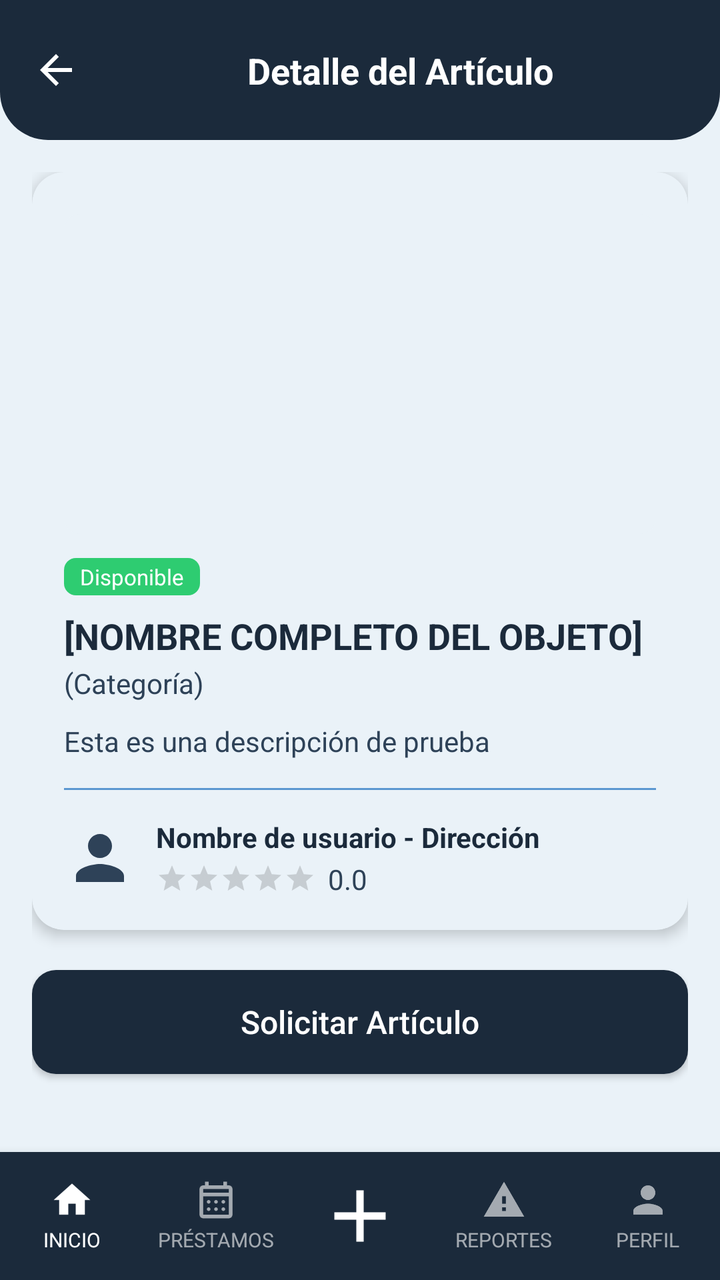
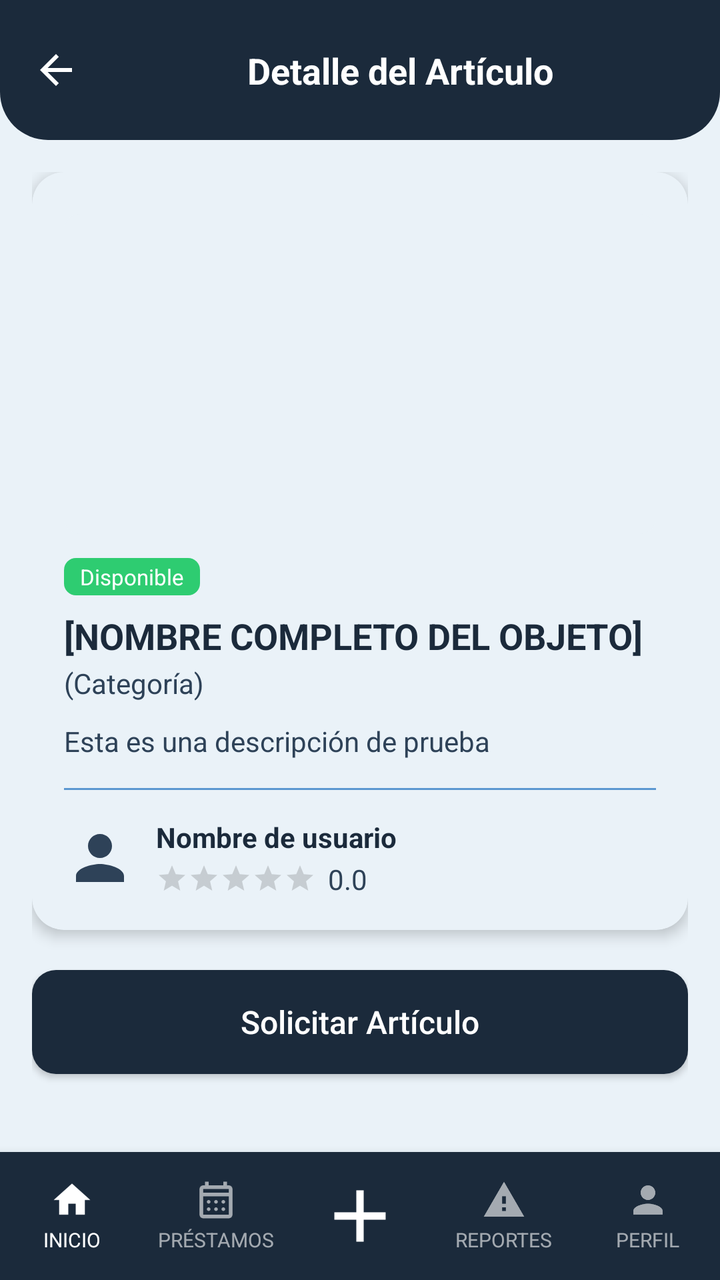

Screens rendered from an Android XML layout before and after an edit, with the pre-edit source and the edit as a unified diff.
<!-- AndroidManifest.xml: application theme Theme.YipShare -->
<!-- res/layout/activity_detalle_articulo.xml -->
<?xml version="1.0" encoding="utf-8"?>
<androidx.constraintlayout.widget.ConstraintLayout
    xmlns:android="http://schemas.android.com/apk/res/android"
    xmlns:app="http://schemas.android.com/apk/res-auto"
    xmlns:tools="http://schemas.android.com/tools"
    android:id="@+id/main"
    android:layout_width="match_parent"
    android:layout_height="match_parent"
    android:background="@color/fondo_pantalla">

    <View
        android:id="@+id/bg_header"
        android:layout_width="0dp"
        android:layout_height="0dp"
        android:background="@drawable/bg_header"
        app:layout_constraintTop_toTopOf="parent"
        app:layout_constraintStart_toStartOf="parent"
        app:layout_constraintEnd_toEndOf="parent"
        app:layout_constraintBottom_toBottomOf="@id/guideline_header" />

    <androidx.constraintlayout.widget.Guideline
        android:id="@+id/guideline_header"
        android:layout_width="wrap_content"
        android:layout_height="wrap_content"
        android:orientation="horizontal"
        app:layout_constraintGuide_begin="70dp" />

    <ImageView
        android:id="@+id/btn_regresar"
        android:layout_width="24dp"
        android:layout_height="24dp"
        android:src="@drawable/ic_arrow_back"
        app:tint="@android:color/white"
        android:contentDescription="Regresar"
        android:clickable="true"
        android:focusable="true"
        android:background="?attr/selectableItemBackgroundBorderless"
        android:layout_marginStart="16dp"
        app:layout_constraintTop_toTopOf="@id/bg_header"
        app:layout_constraintBottom_toBottomOf="@id/bg_header"
        app:layout_constraintStart_toStartOf="parent" />

    <TextView
        android:id="@+id/tv_titulo_pantalla"
        android:layout_width="0dp"
        android:layout_height="wrap_content"
        android:text="Detalle del Artículo"
        android:textAlignment="center"
        android:textColor="@android:color/white"
        android:textStyle="bold"
        android:textSize="18sp"
        android:gravity="center"
        app:layout_constraintTop_toTopOf="@id/bg_header"
        app:layout_constraintBottom_toBottomOf="@id/bg_header"
        app:layout_constraintStart_toEndOf="@id/btn_regresar"
        app:layout_constraintEnd_toEndOf="parent" />

    <ScrollView
        android:layout_width="0dp"
        android:layout_height="0dp"
        app:layout_constraintTop_toBottomOf="@id/guideline_header"
        app:layout_constraintStart_toStartOf="parent"
        app:layout_constraintEnd_toEndOf="parent"
        app:layout_constraintBottom_toTopOf="@id/bottom_nav">

        <androidx.constraintlayout.widget.ConstraintLayout
            android:layout_width="match_parent"
            android:layout_height="wrap_content"
            android:padding="16dp">

            <androidx.cardview.widget.CardView
                android:id="@+id/card_articulo"
                android:layout_width="0dp"
                android:layout_height="wrap_content"
                app:cardCornerRadius="16dp"
                app:cardElevation="4dp"
                app:cardBackgroundColor="@color/color_tarjeta"
                app:layout_constraintTop_toTopOf="parent"
                app:layout_constraintStart_toStartOf="parent"
                app:layout_constraintEnd_toEndOf="parent">

                <LinearLayout
                    android:layout_width="match_parent"
                    android:layout_height="wrap_content"
                    android:orientation="vertical"
                    android:padding="16dp">
                    <Button
                        android:id="@+id/eliminar_articulo"
                        style="@style/ButtonSecundary"
                        android:layout_width="match_parent"
                        android:layout_height="20dp"
                        android:textAlignment="center"
                        android:layout_marginTop="16dp"
                        android:layout_marginBottom="16dp"
                        android:text="Eliminar Artículo"
                        android:layout_marginStart="16dp"
                        android:layout_marginEnd="16dp"
                        android:visibility="gone"/>

                    <View
                        android:id="@+id/iv_imagen_articulo"
                        android:layout_width="match_parent"
                        android:layout_height="160dp"
                        android:layout_marginTop="5dp"
                        android:background="@drawable/bg_placeholder_imagen" />

                    <TextView
                        android:id="@+id/tv_estado_articulo"
                        android:layout_width="wrap_content"
                        android:layout_height="wrap_content"
                        android:layout_marginTop="12dp"
                        android:background="@drawable/bg_badge_disponible"
                        android:paddingStart="8dp"
                        android:paddingEnd="8dp"
                        android:paddingTop="2dp"
                        android:paddingBottom="2dp"
                        android:text="Disponible"
                        android:textColor="@android:color/white"
                        android:textSize="11sp" />

                    <TextView
                        android:id="@+id/tv_nombre_articulo"
                        style="@style/TextTitle"
                        android:layout_width="wrap_content"
                        android:layout_height="wrap_content"
                        android:layout_marginTop="8dp"
                        android:text="[NOMBRE COMPLETO DEL OBJETO]" />

                    <TextView
                        android:id="@+id/tv_categoria"
                        style="@style/TextBody"
                        android:layout_width="wrap_content"
                        android:layout_height="wrap_content"
                        android:layout_marginTop="2dp"
                        android:text="(Categoría)" />

                    <TextView
                        android:id="@+id/tv_descripcion"
                        style="@style/TextBody"
                        android:layout_width="match_parent"
                        android:layout_height="wrap_content"
                        android:layout_marginTop="10dp"
                        android:lineSpacingExtra="2dp"
                        android:text="Esta es una descripción de prueba" />

                    <View
                        android:layout_width="match_parent"
                        android:layout_height="1dp"
                        android:layout_marginTop="14dp"
                        android:background="@color/input_stroke" />

                    <LinearLayout
                        android:layout_width="match_parent"
                        android:layout_height="wrap_content"
                        android:orientation="horizontal"
                        android:gravity="center_vertical"
                        android:layout_marginTop="14dp">

                        <ImageView
                            android:layout_width="36dp"
                            android:layout_height="36dp"
                            android:src="@drawable/ic_person"
                            app:tint="@color/texto_secundario"
                            android:contentDescription="@null" />

                        <LinearLayout
                            android:layout_width="wrap_content"
                            android:layout_height="wrap_content"
                            android:orientation="vertical"
                            android:layout_marginStart="10dp">

                            <TextView
                                android:id="@+id/tv_prestamista"
                                style="@style/TextTitle"
                                android:layout_width="wrap_content"
                                android:layout_height="wrap_content"
                                android:textSize="14sp"
                                android:text="Nombre de usuario - Dirección" />

                            <LinearLayout
                                android:layout_width="wrap_content"
                                android:layout_height="wrap_content"
                                android:orientation="horizontal"
                                android:gravity="center_vertical"
                                android:layout_marginTop="2dp">

                                <RatingBar
                                    android:id="@+id/rb_calificacion"
                                    style="@style/Widget.AppCompat.RatingBar.Small"
                                    android:layout_width="wrap_content"
                                    android:layout_height="wrap_content"
                                    android:numStars="5"
                                    android:stepSize="0.5"
                                    android:isIndicator="true"
                                    android:progressTint="@color/azul_yipshare"
                                    tools:rating="0" />

                                <TextView
                                    android:id="@+id/tv_calificacion_numero"
                                    style="@style/TextBody"
                                    android:layout_width="wrap_content"
                                    android:layout_height="wrap_content"
                                    android:layout_marginStart="6dp"
                                    android:text="0.0" />

                            </LinearLayout>

                        </LinearLayout>

                    </LinearLayout>

                </LinearLayout>

            </androidx.cardview.widget.CardView>

            <Button
                android:id="@+id/btn_accion_articulo"
                style="@style/ButtonPrimary"
                android:layout_width="0dp"
                android:layout_height="52dp"
                android:text="Solicitar Artículo"
                android:layout_marginTop="20dp"
                android:layout_marginBottom="16dp"
                app:layout_constraintTop_toBottomOf="@id/card_articulo"
                app:layout_constraintStart_toStartOf="parent"
                app:layout_constraintEnd_toEndOf="parent"
                app:layout_constraintBottom_toBottomOf="parent" />


        </androidx.constraintlayout.widget.ConstraintLayout>

    </ScrollView>

    <LinearLayout
        android:id="@+id/bottom_nav"
        android:layout_width="0dp"
        android:layout_height="64dp"
        android:orientation="horizontal"
        android:weightSum="5"
        android:background="@color/azul_yipshare"
        android:elevation="8dp"
        app:layout_constraintBottom_toBottomOf="parent"
        app:layout_constraintStart_toStartOf="parent"
        app:layout_constraintEnd_toEndOf="parent">

        <LinearLayout
            android:id="@+id/nav_inicio"
            android:layout_width="0dp"
            android:layout_height="match_parent"
            android:layout_weight="1"
            android:orientation="vertical"
            android:gravity="center"
            android:clickable="true"
            android:focusable="true"
            android:background="?attr/selectableItemBackgroundBorderless">

            <ImageView
                android:layout_width="22dp"
                android:layout_height="22dp"
                android:src="@drawable/ic_house_princial"
                app:tint="@android:color/white"
                android:contentDescription="Inicio" />

            <TextView
                android:layout_width="wrap_content"
                android:layout_height="wrap_content"
                android:text="INICIO"
                android:textColor="@android:color/white"
                android:textSize="10sp"
                android:layout_marginTop="2dp" />
        </LinearLayout>

        <LinearLayout
            android:id="@+id/nav_prestamos"
            android:layout_width="0dp"
            android:layout_height="match_parent"
            android:layout_weight="1"
            android:orientation="vertical"
            android:gravity="center"
            android:clickable="true"
            android:focusable="true"
            android:background="?attr/selectableItemBackgroundBorderless">

            <ImageView
                android:layout_width="22dp"
                android:layout_height="22dp"
                android:src="@drawable/ic_calendar_month"
                app:tint="#99FFFFFF"
                android:contentDescription="Préstamos" />

            <TextView
                android:layout_width="wrap_content"
                android:layout_height="wrap_content"
                android:text="PRÉSTAMOS"
                android:textColor="#99FFFFFF"
                android:textSize="10sp"
                android:layout_marginTop="2dp" />
        </LinearLayout>

        <LinearLayout
            android:id="@+id/nav_agregar"
            android:layout_width="0dp"
            android:layout_height="match_parent"
            android:layout_weight="1"
            android:orientation="vertical"
            android:gravity="center"
            android:clickable="true"
            android:focusable="true"
            android:background="?attr/selectableItemBackgroundBorderless">

            <ImageView
                android:layout_width="44dp"
                android:layout_height="44dp"
                android:src="@drawable/ic_plus_icon"
                app:tint="@android:color/white"
                android:contentDescription="Agregar" />
        </LinearLayout>

        <LinearLayout
            android:id="@+id/nav_reportes"
            android:layout_width="0dp"
            android:layout_height="match_parent"
            android:layout_weight="1"
            android:orientation="vertical"
            android:gravity="center"
            android:clickable="true"
            android:focusable="true"
            android:background="?attr/selectableItemBackgroundBorderless">

            <ImageView
                android:layout_width="22dp"
                android:layout_height="22dp"
                android:src="@drawable/ic_warning"
                app:tint="#99FFFFFF"
                android:contentDescription="Reportes" />

            <TextView
                android:layout_width="wrap_content"
                android:layout_height="wrap_content"
                android:text="REPORTES"
                android:textColor="#99FFFFFF"
                android:textSize="10sp"
                android:layout_marginTop="2dp" />
        </LinearLayout>

        <LinearLayout
            android:id="@+id/nav_perfil"
            android:layout_width="0dp"
            android:layout_height="match_parent"
            android:layout_weight="1"
            android:orientation="vertical"
            android:gravity="center"
            android:clickable="true"
            android:focusable="true"
            android:background="?attr/selectableItemBackgroundBorderless">

            <ImageView
                android:layout_width="22dp"
                android:layout_height="22dp"
                android:src="@drawable/ic_person"
                app:tint="#99FFFFFF"
                android:contentDescription="Perfil" />

            <TextView
                android:layout_width="wrap_content"
                android:layout_height="wrap_content"
                android:text="PERFIL"
                android:textColor="#99FFFFFF"
                android:textSize="10sp"
                android:layout_marginTop="2dp" />
        </LinearLayout>

    </LinearLayout>

</androidx.constraintlayout.widget.ConstraintLayout>
<!-- resources referenced by this layout -->
<resources>
  <color name="azul_yipshare">#1B2A3B</color>
  <color name="color_tarjeta">#EAF2F8</color>
  <color name="fondo_pantalla">#EAF2F8</color>
  <color name="input_stroke">#5B97D1</color>
  <color name="texto_secundario">#2E4258</color>
  <!-- drawable bg_badge_disponible (drawable) -->
  <?xml version="1.0" encoding="utf-8"?>
  <shape xmlns:android="http://schemas.android.com/apk/res/android"
      android:shape="rectangle">
      <solid android:color="#2ECC71" />
      <corners android:radius="6dp" />
  </shape>
  <!-- drawable bg_header (drawable) -->
  <?xml version="1.0" encoding="utf-8"?>
  <shape xmlns:android="http://schemas.android.com/apk/res/android"
      android:shape="rectangle">
      <solid android:color="@color/azul_yipshare" />
      <corners
          android:bottomLeftRadius="24dp"
          android:bottomRightRadius="24dp" />
  </shape>
  <!-- drawable bg_placeholder_imagen (drawable) -->
  <?xml version="1.0" encoding="utf-8"?>
  <shape xmlns:android="http://schemas.android.com/apk/res/android"
      android:shape="rectangle">
      <solid android:color="@color/input_fondo" />
      <corners android:radius="8dp" />
  </shape>
  <!-- drawable ic_house_princial (drawable) -->
  <vector xmlns:android="http://schemas.android.com/apk/res/android"
      android:width="24dp"
      android:height="24dp"
      android:viewportWidth="24"
      android:viewportHeight="24">
      <path
          android:fillColor="@android:color/white"
          android:pathData="M10,20v-6h4v6h5v-8h3L12,3 2,12h3v8z"/>
  </vector>
  <!-- drawable ic_warning (drawable) -->
  <vector xmlns:android="http://schemas.android.com/apk/res/android"
      android:width="24dp"
      android:height="24dp"
      android:viewportWidth="24"
      android:viewportHeight="24">
      <path
          android:fillColor="@android:color/white"
          android:pathData="M1,21h22L12,2 1,21zM13,18h-2v-2h2v2zM13,14h-2v-4h2v4z"/>
  </vector>
  <style name="ButtonPrimary">
          <item name="android:layout_width">match_parent</item>
          <item name="android:layout_height">52dp</item>
          <item name="android:background">@drawable/bg_button_primary</item>
          <item name="android:textColor">#FFFFFF</item>
          <item name="android:textSize">16sp</item>
          <item name="android:textAllCaps">false</item>
      </style>
  <style name="ButtonSecundary">
          <item name="android:layout_width">match_parent</item>
          <item name="android:layout_height">52dp</item>
          <item name="android:background">@drawable/bg_button_secundary</item>
          <item name="android:textColor">#FFFFFF</item>
          <item name="android:textSize">16sp</item>
          <item name="android:textAllCaps">false</item>
      </style>
  <style name="TextBody">
          <item name="android:textColor">@color/texto_secundario</item>
          <item name="android:textSize">14sp</item>
      </style>
  <style name="TextTitle">
          <item name="android:textColor">@color/azul_yipshare</item>
          <item name="android:textSize">18sp</item>
          <item name="android:textStyle">bold</item>
      </style>
  <style name="Theme.YipShare" parent="Theme.AppCompat.DayNight.NoActionBar">
          <item name="android:windowBackground">@color/fondo_pantalla</item>
      </style>
  <color name="input_fondo">#EAF2F8</color>
  <!-- drawable bg_button_primary (drawable) -->
  <?xml version="1.0" encoding="utf-8"?>
  <shape xmlns:android="http://schemas.android.com/apk/res/android"
      android:shape="rectangle">
      <solid android:color="@color/azul_yipshare" />
      <corners android:radius="12dp" />
  </shape>
  <!-- drawable bg_button_secundary (drawable) -->
  <?xml version="1.0" encoding="utf-8"?>
  <shape xmlns:android="http://schemas.android.com/apk/res/android"
      android:shape="rectangle">
      <solid android:color="@color/input_stroke" />
      <corners android:radius="12dp" />
  </shape>
  <!-- unchanged entries left out for length: 4 -->
</resources>

<!-- the commit's change to res/layout/activity_detalle_articulo.xml (unified diff, before → after) -->
@@ -175,7 +175,7 @@
                                 android:layout_width="wrap_content"
                                 android:layout_height="wrap_content"
                                 android:textSize="14sp"
-                                android:text="Nombre de usuario - Dirección" />
+                                android:text="Nombre de usuario" />
 
                             <LinearLayout
                                 android:layout_width="wrap_content"
